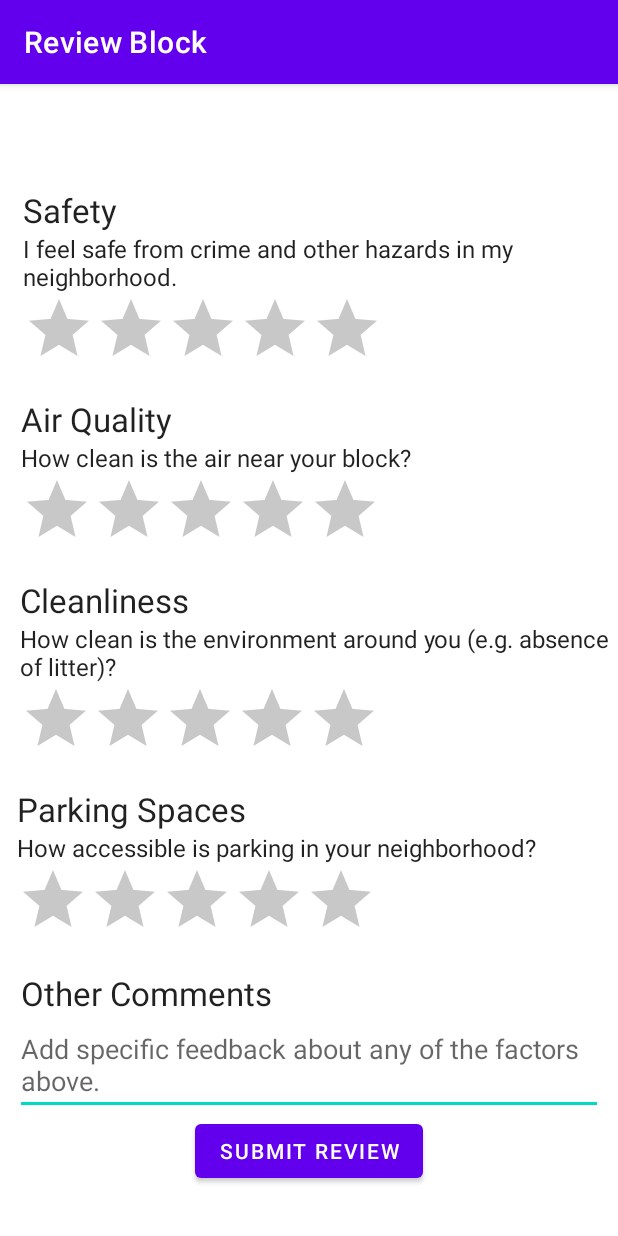
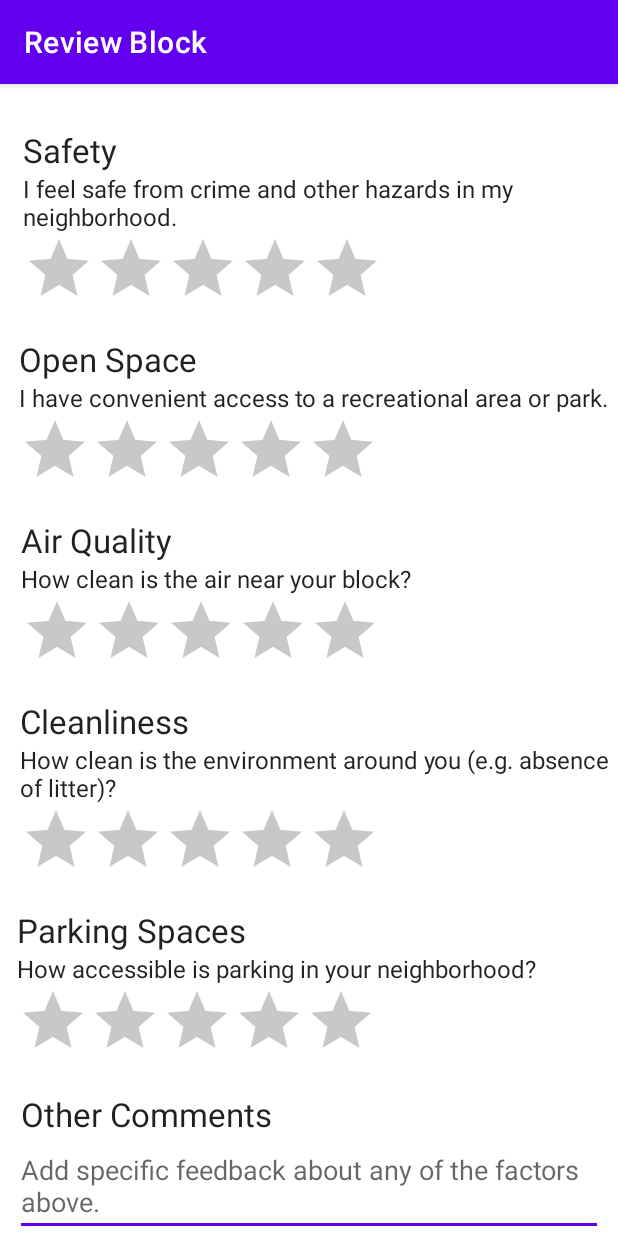
Before and after one commit to ericfesta2/cmsc436-blockassessmentsurvey, an Android app: the ReviewActivity screen opened directly, with no data from a screen before it, on a phone screen of 412 x 824 dp. Run offline under Robolectric (Android 15) with nearby library versions, the phone set to English and light mode, and no system bars; our stand-ins replace Firebase (no records; nobody signed in at launch, a user with empty details on screens opened directly).

Commit message:
Minor updates

```diff
--- a/app/src/main/java/com/example/blockassessmentsurvey/CommentsActivity.kt
+++ b/app/src/main/java/com/example/blockassessmentsurvey/CommentsActivity.kt
@@ -1,7 +1,6 @@
 package com.example.blockassessmentsurvey
 
 import android.os.Bundle
-import android.os.PersistableBundle
 import android.widget.ListView
 import androidx.appcompat.app.AppCompatActivity
 
--- a/app/src/main/java/com/example/blockassessmentsurvey/RatingDimension.kt
+++ b/app/src/main/java/com/example/blockassessmentsurvey/RatingDimension.kt
@@ -4,5 +4,6 @@
         val heading: String,
         val desc: String,
         val id: String,
-        val questionType: QuestionType
+        val questionType: QuestionType,
+        val choices: List<String>? = null
 )
--- a/app/src/main/java/com/example/blockassessmentsurvey/RatingDimensions.kt
+++ b/app/src/main/java/com/example/blockassessmentsurvey/RatingDimensions.kt
@@ -1,7 +1,8 @@
 package com.example.blockassessmentsurvey
 
 enum class QuestionType {
-    RATING_BAR
+    RATING_BAR,
+    MULTI_CHOICE
 }
 
 val ratingDimensions = listOf(
@@ -10,6 +11,19 @@
                 "I feel safe from crime and other hazards in my neighborhood.",
                 "d_safety",
                 QuestionType.RATING_BAR
+        ),
+        RatingDimension(
+                "Open Space",
+                "I have convenient access to a recreational area or park.",
+                "d_open_space",
+                QuestionType.RATING_BAR
+                /*QuestionType.MULTI_CHOICE,
+                listOf(
+                        "Short walk",
+                        "Long walk/run",
+                        "Short car/bike trip",
+                        "Long car/bus ride"
+                )*/
         ),
         RatingDimension(
                 "Air Quality",
--- a/app/src/main/res/layout/page_review.xml
+++ b/app/src/main/res/layout/page_review.xml
@@ -188,8 +188,11 @@
             android:layout_height="wrap_content"
             android:clickable="true"
             android:layout_gravity="bottom|end"
+            android:backgroundTint="@color/design_default_color_primary"
+            app:borderWidth="0dp"
             android:layout_marginTop="8dp"
             app:srcCompat="@drawable/ic_baseline_add_36"
+            app:tint="@color/white"
             app:layout_anchorGravity="bottom"
             android:contentDescription="Add Review" />
     </LinearLayout>
--- a/app/src/main/res/layout/rating_dimension_ratingbar_edit.xml
+++ b/app/src/main/res/layout/rating_dimension_ratingbar_edit.xml
@@ -36,6 +36,7 @@
         android:layout_height="wrap_content"
         android:foregroundTint="@color/design_default_color_primary"
         android:progressTint="@color/design_default_color_primary"
+        android:secondaryProgressTint="@color/design_default_color_primary"
         android:progressBackgroundTint="@color/cardview_shadow_start_color"
         app:layout_constraintStart_toStartOf="@id/heading"
         app:layout_constraintEnd_toEndOf="parent"
--- a/app/src/main/res/layout/review_page.xml
+++ b/app/src/main/res/layout/review_page.xml
@@ -71,6 +71,8 @@
                 android:hint="Add specific feedback about any of the factors above."
                 android:layout_marginLeft="10dp"
                 android:layout_marginRight="10dp"
+                android:backgroundTint="@color/design_default_color_primary"
+                android:textCursorDrawable="@null"
                 app:layout_constraintEnd_toEndOf="parent"
                 app:layout_constraintHorizontal_bias="0.044"
                 app:layout_constraintStart_toStartOf="@+id/textView7"
--- a/app/src/main/res/values-night/themes.xml
+++ b/app/src/main/res/values-night/themes.xml
@@ -6,8 +6,8 @@
         <item name="colorPrimaryVariant">@color/purple_700</item>
         <item name="colorOnPrimary">@color/black</item>
         <!-- Secondary brand color. -->
-        <item name="colorSecondary">@color/teal_200</item>
-        <item name="colorSecondaryVariant">@color/teal_200</item>
+        <item name="colorSecondary">@color/purple_200</item>
+        <item name="colorSecondaryVariant">@color/purple_500</item>
         <item name="colorOnSecondary">@color/black</item>
         <!-- Status bar color. -->
         <item name="android:statusBarColor" tools:targetApi="l">?attr/colorPrimaryVariant</item>
```
